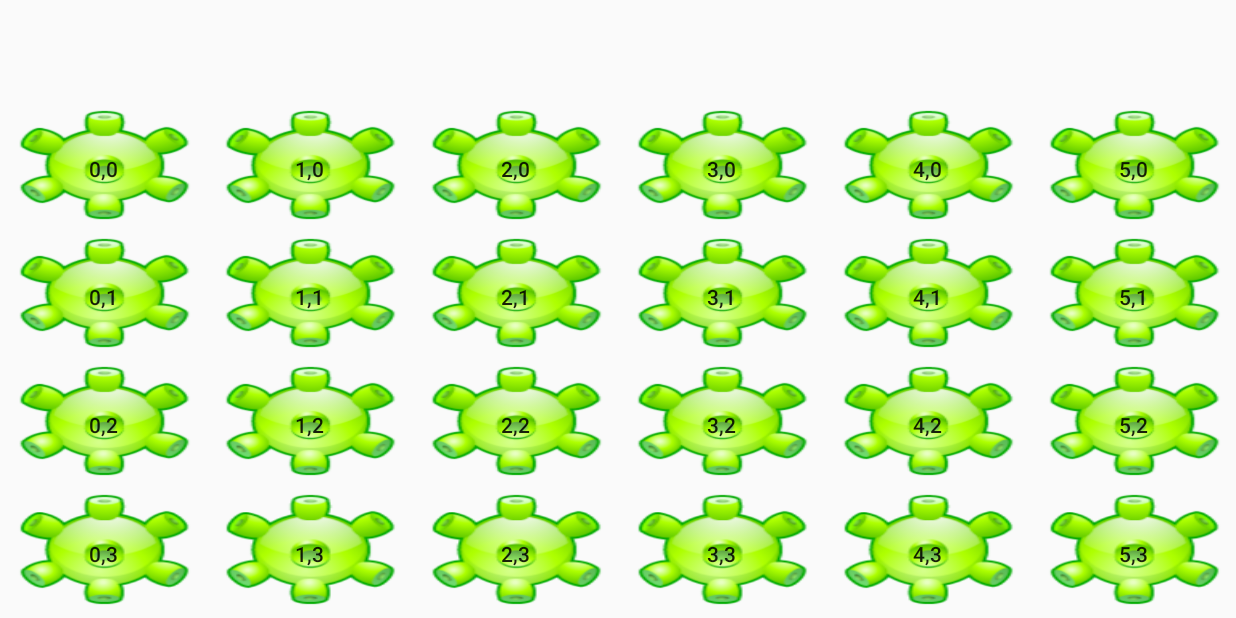
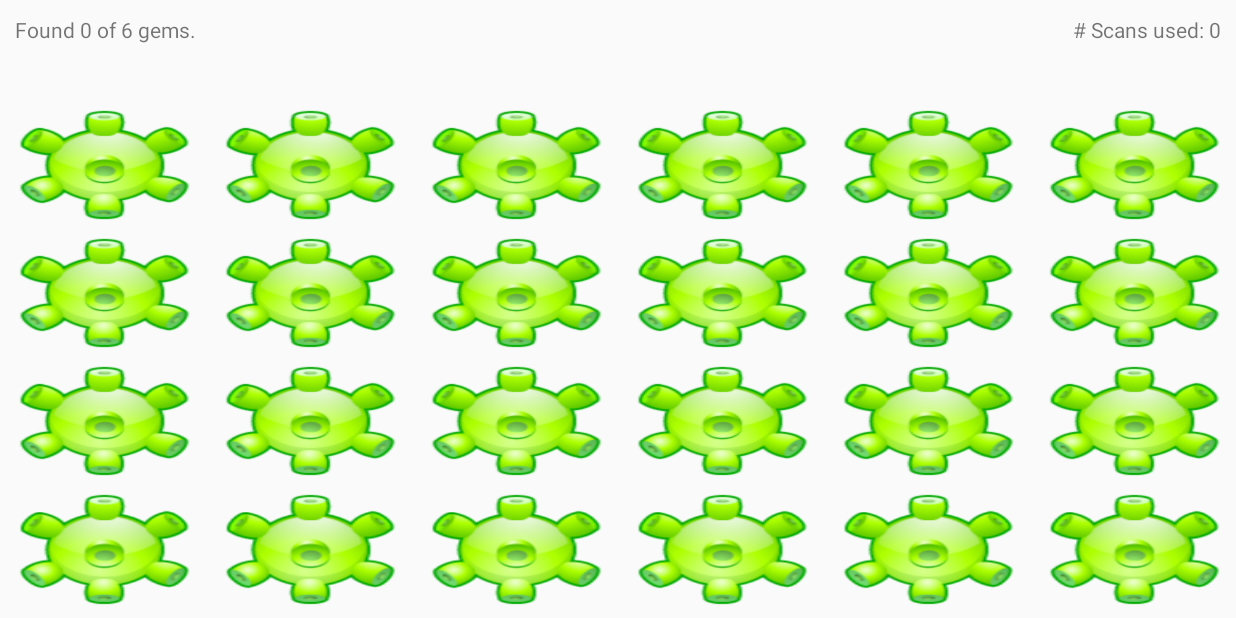
Before and after one commit to jevidin/GemMine, an Android app: the GameActivity screen opened directly, with no data from a screen before it, on a phone screen of 824 x 412 dp (held sideways). Run offline under Robolectric (Android 15) with nearby library versions, the phone set to English and light mode, and no system bars.

Commit message:
[jzl5] Made a few changes
Functionality works

```diff
--- a/app/src/main/java/com/example/assignment3/GameActivity.java
+++ b/app/src/main/java/com/example/assignment3/GameActivity.java
@@ -26,7 +26,7 @@ public class GameActivity extends AppCompatActivity {
     private static int col_amount;
     private Button[][] buttons;
     private GemMine gemMine;
-    //private int gemsFound = 0;
+    private int scannedTotal=0;
 
     @Override
     protected void onCreate(Bundle savedInstanceState) {
@@ -37,6 +37,15 @@ public class GameActivity extends AppCompatActivity {
         int gem_amount = OptionsActivity.getGemAmount(this);
         buttons = new Button[row_amount][col_amount];
         gemMine = new GemMine(row_amount, col_amount, gem_amount);
+        //put in another method later
+        TextView foundTV = (TextView) findViewById(R.id.txtFound);
+        String found = "Found "+ gemMine.getGemsFound() + " of " + gemMine.getTotalGems() +
+                " gems.";
+        foundTV.setText(found);
+
+        TextView scannedTV = (TextView) findViewById(R.id.txtScanned);
+        String scanned = "# Scans used: "+ scannedTotal;
+        scannedTV.setText(scanned);
 
         populateButtons();
 
@@ -60,7 +69,6 @@ public class GameActivity extends AppCompatActivity {
                 final Button btn = new Button(this);
                 TableRow.LayoutParams layoutParams = new TableRow.LayoutParams(TableLayout.LayoutParams.MATCH_PARENT, TableLayout.LayoutParams.MATCH_PARENT, 1.0f);
                 btn.setLayoutParams(layoutParams);
-                btn.setText("" + col + "," + row);
                 btn.setPadding(0, 0, 0, 0);
                 btn.setOnClickListener(new View.OnClickListener() {
                     @Override
@@ -102,9 +110,11 @@ public class GameActivity extends AppCompatActivity {
         btn.setBackground(new BitmapDrawable(resource, scaledBitmap));
 
         //do stuff
-        //btn.setText("" + col);
         scanMine(row,col,btn);
+        updateTxtUI();
     }
+
+
 
     private void scanMine(int row, int col, Button btn) {
         //check if it's a mine
@@ -116,6 +126,7 @@ public class GameActivity extends AppCompatActivity {
             //display it
             btn.setText("" + nearby);
             gemMine.setScanned(row,col);
+            scannedTotal++;
 
         }
 
@@ -146,6 +157,20 @@ public class GameActivity extends AppCompatActivity {
                 }
             }
         }
+
+    }
+
+    private void updateTxtUI() {
+        //update gems found
+        TextView tv = (TextView) findViewById(R.id.txtFound);
+        String found = "Found "+ gemMine.getGemsFound() + " of " + gemMine.getTotalGems() +
+                " gems.";
+        tv.setText(found);
+
+        //update # scanned
+        tv = (TextView) findViewById(R.id.txtScanned);
+        String scanned = "# Scans used: "+ scannedTotal;
+        tv.setText(scanned);
     }
 
     private void lockButtonSizes() {
--- a/app/src/main/res/layout/activity_game.xml
+++ b/app/src/main/res/layout/activity_game.xml
@@ -16,4 +16,24 @@
         app:layout_constraintStart_toStartOf="parent"
         app:layout_constraintTop_toTopOf="parent" />
 
+    <TextView
+        android:id="@+id/txtFound"
+        android:layout_width="wrap_content"
+        android:layout_height="wrap_content"
+        android:layout_marginStart="10dp"
+        android:layout_marginTop="10dp"
+        android:text="@string/txtFound"
+        app:layout_constraintStart_toStartOf="parent"
+        app:layout_constraintTop_toTopOf="parent" />
+
+    <TextView
+        android:id="@+id/txtScanned"
+        android:layout_width="wrap_content"
+        android:layout_height="wrap_content"
+        android:layout_marginTop="10dp"
+        android:layout_marginEnd="10dp"
+        android:text="@string/txtScanned"
+        app:layout_constraintEnd_toEndOf="parent"
+        app:layout_constraintTop_toTopOf="parent" />
+
 </androidx.constraintlayout.widget.ConstraintLayout>
--- a/app/src/main/res/values/strings.xml
+++ b/app/src/main/res/values/strings.xml
@@ -1,3 +1,5 @@
 <resources>
     <string name="app_name">Assignment3</string>
+    <string name="txtFound"> </string>
+    <string name="txtScanned"> </string>
 </resources>
```
